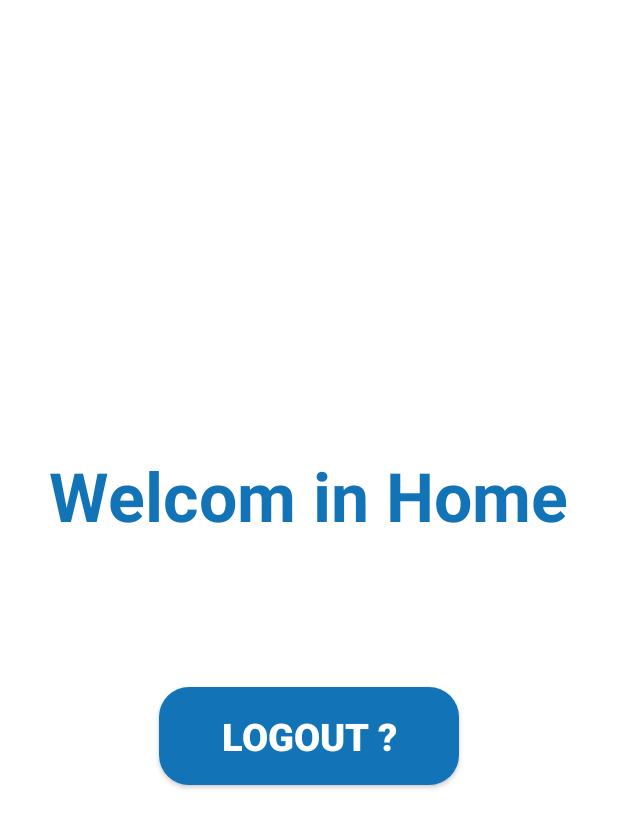
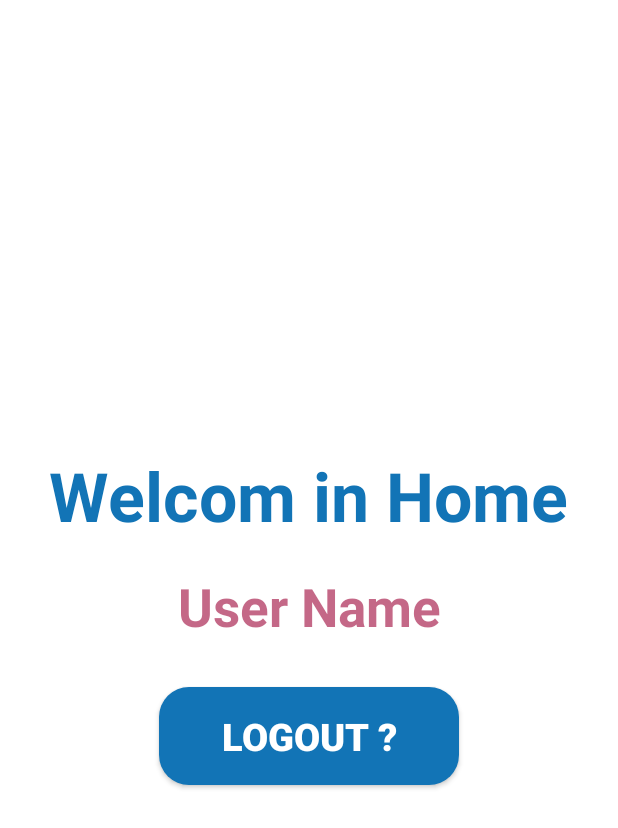
Before and after one commit to SalaheddineOBT/Login-Register-CRUD-With-Kotlin-and-PHP-MySQL, an Android app: the MainActivity screen opened directly, with no data from a screen before it, on a phone screen of 412 x 824 dp. Shown: the top 828 px of the screen. Run offline under Robolectric (Android 15) with nearby library versions, the phone set to English and light mode, and no system bars; network calls fail.

Commit message:
save changes

```diff
--- a/Kotlin/app/src/main/java/com/example/myapplication/MainActivity.kt
+++ b/Kotlin/app/src/main/java/com/example/myapplication/MainActivity.kt
@@ -6,7 +6,6 @@ import android.os.Bundle
 import android.view.View
 import android.widget.TextView
 import androidx.appcompat.widget.AppCompatButton
-import androidx.core.view.isInvisible
 
 class MainActivity : AppCompatActivity() {
 
@@ -14,16 +13,13 @@ class MainActivity : AppCompatActivity() {
         super.onCreate(savedInstanceState)
         setContentView(R.layout.activity_main)
 
-        val btnlogout=findViewById<AppCompatButton>(R.id.btnLogout)
-
+        val btnlogout:AppCompatButton=findViewById(R.id.btnLogout)
         btnlogout.setVisibility(View.VISIBLE);
-
-        val usertxt=findViewById<TextView>(R.id.txtUser)
-        val txttitl=findViewById<TextView>(R.id.txttitl);
+        val usertxt:TextView=findViewById(R.id.txtUser)
+        val txttitl:TextView=findViewById(R.id.txttitl);
 
         val nom=intent.getStringExtra("UserName");
-
-        usertxt.text=nom;
+        if(nom != null) usertxt.text=nom; else startActivity(Intent(this@MainActivity, LoginActivity::class.java))
 
         btnlogout.setOnClickListener(){
             finish();
@@ -31,6 +27,5 @@ class MainActivity : AppCompatActivity() {
             txttitl.text=""
             btnlogout.setVisibility(View.INVISIBLE);
         }
-
     }
 }
--- a/Kotlin/app/src/main/java/com/example/myapplication/MyVolleyRequest.kt
+++ b/Kotlin/app/src/main/java/com/example/myapplication/MyVolleyRequest.kt
@@ -68,7 +68,6 @@ class MyVolleyRequest {
             }
 
         })
-
     }
 
     fun <T> addToRequestQueue(req:Request<T>){
```
Also changed, not shown: Kotlin/app/src/main/java/com/example/myapplication/RegisterActivity.kt (+2 -12 lines).
